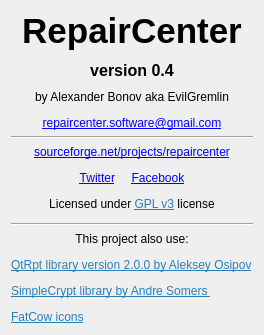
First picture: the form in RepairCenter/about.ui, repository Feo-d-oR/YARC, before the edit.
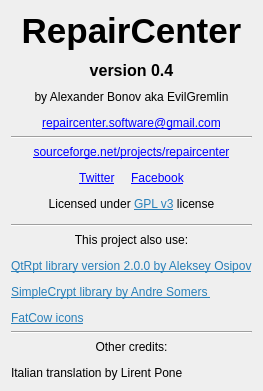
Second picture: the form after the edit.

Commit message: Added->Italian translation by Lirent Pone

Diff of the .ui file:
```diff
--- a/RepairCenter/about.ui
+++ b/RepairCenter/about.ui
@@ -6,8 +6,8 @@
    <rect>
     <x>0</x>
     <y>0</y>
-    <width>264</width>
-    <height>335</height>
+    <width>263</width>
+    <height>391</height>
    </rect>
   </property>
   <property name="windowTitle">
@@ -97,6 +97,20 @@
      </property>
     </widget>
    </item>
+   <item>
+    <widget class="Line" name="line_3">
+     <property name="orientation">
+      <enum>Qt::Horizontal</enum>
+     </property>
+    </widget>
+   </item>
+   <item>
+    <widget class="QLabel" name="label_7">
+     <property name="text">
+      <string>&lt;html&gt;&lt;head/&gt;&lt;body&gt;&lt;p align=&quot;center&quot;&gt;Other credits:&lt;/p&gt;&lt;p&gt;Italian translation by Lirent Pone&lt;/p&gt;&lt;/body&gt;&lt;/html&gt;</string>
+     </property>
+    </widget>
+   </item>
   </layout>
  </widget>
  <resources/>
```
The commit also changes 20 other files.
